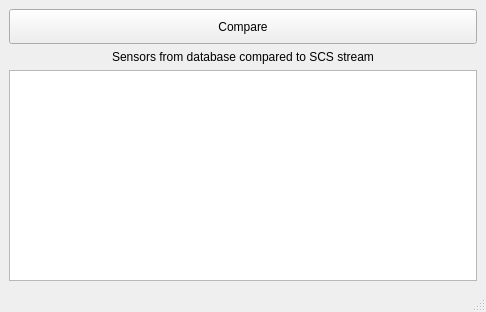
The window that ui/QSCSTestPollCompare.ui (aliciabillings-noaa/CLAMS) describes before a commit, drawn with Qt 5.
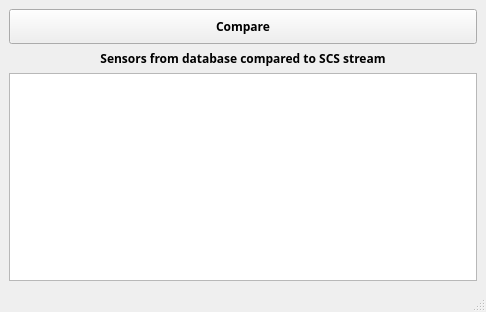
The same window after the commit.

Commit message: set fonts to Arial Black

```diff
--- a/ui/QSCSTestPollCompare.ui
+++ b/ui/QSCSTestPollCompare.ui
@@ -25,6 +25,13 @@
           <height>35</height>
          </size>
         </property>
+        <property name="font">
+         <font>
+          <family>Arial Black</family>
+          <weight>75</weight>
+          <bold>true</bold>
+         </font>
+        </property>
         <property name="text">
          <string>Compare</string>
         </property>
@@ -32,6 +39,13 @@
       </item>
       <item>
        <widget class="QLabel" name="label_2">
+        <property name="font">
+         <font>
+          <family>Arial Black</family>
+          <weight>75</weight>
+          <bold>true</bold>
+         </font>
+        </property>
         <property name="text">
          <string>Sensors from database compared to SCS stream</string>
         </property>
```
The commit also changes 42 other files.
